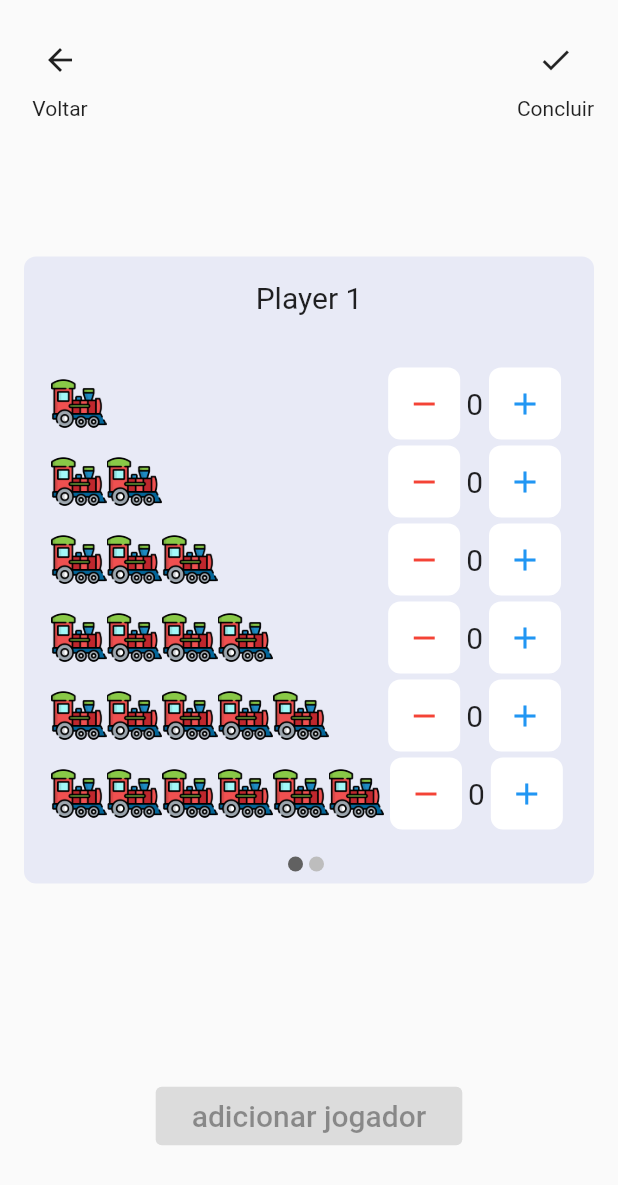
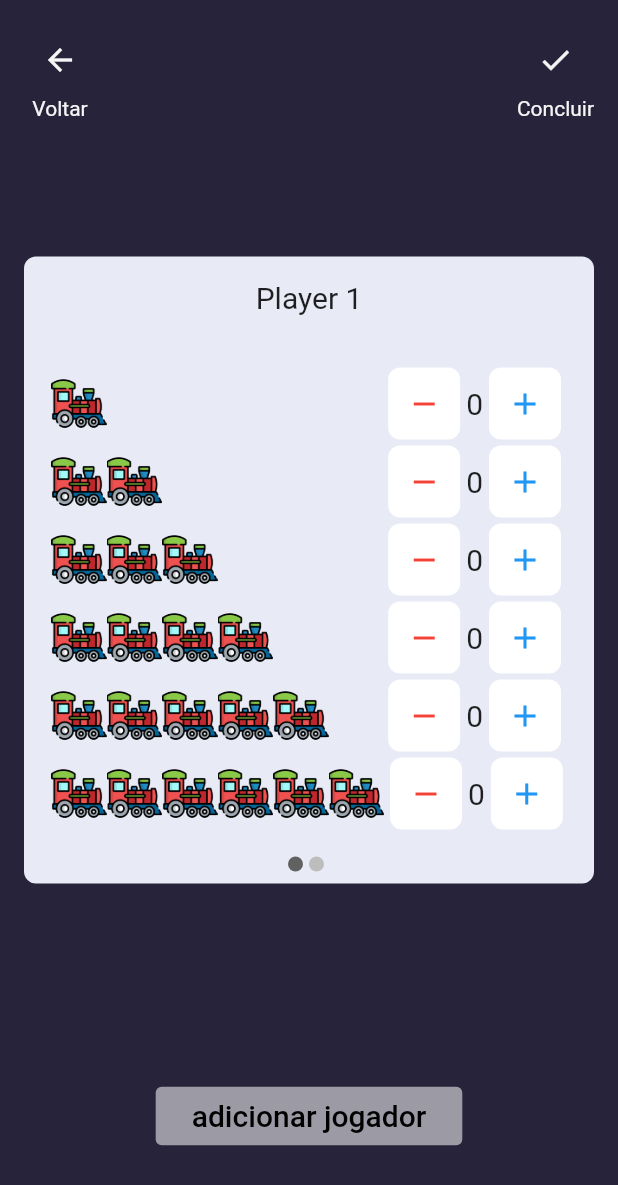
Before and after one commit to DevAlePeppermint/projeto_final, a Flutter app: the screen it shows after launch, after a tap on "Ticket to Ride", on a phone screen of 412 x 824 dp. Shown: the top 1185 px of the screen. Run offline on Flutter 3.47's test engine with Material 2 defaults, Android fonts, the phone set to English and light mode, and no system bars; drawn by our look-alikes of carousel_slider.

Commit message:
Estiliza componentes com cor

```diff
--- a/lib/components/button.dart
+++ b/lib/components/button.dart
@@ -13,12 +13,24 @@ class Button extends StatelessWidget {
   @override
   Widget build(BuildContext context) {
     return ElevatedButton(
+      style: ButtonStyle(
+         backgroundColor: MaterialStateProperty.resolveWith<Color>(
+          (Set<MaterialState> states) {
+            if (states.contains(MaterialState.pressed)) {
+              return const Color.fromARGB(255, 231, 231, 231);
+            } else if (states.contains(MaterialState.disabled)) {
+              return Colors.white54;
+            }
+            return const Color(0xffffffff);
+          }
+         )
+      ),
       onPressed: onPressed,
       child: Padding(
         padding: const EdgeInsets.all(8),
         child: Text(
           text,
-          style: const TextStyle(fontSize: 20)
+          style: const TextStyle(fontSize: 20,color: Color(0xff000000))
 
         ),
       )
--- a/lib/components/text_header.dart
+++ b/lib/components/text_header.dart
@@ -12,7 +12,7 @@ class Header extends StatelessWidget {
   Widget build(BuildContext context) {
     return Text(
       text,
-      style: const TextStyle(fontSize: 24),
+      style: const TextStyle(fontSize: 24, color: Color(0xfff5f5f5)),
     );
   }
 }
--- a/lib/pages/games/ticket_to_ride/ticket_to_ride.dart
+++ b/lib/pages/games/ticket_to_ride/ticket_to_ride.dart
@@ -58,6 +58,7 @@ CarouselController a = CarouselController();
     store = Provider.of<TicketToRideProvider>(context, listen: true);
 
     return Scaffold(
+      backgroundColor: const Color(0xff27233a),
       body: Padding(
         padding: const EdgeInsets.all(16),
         child: Column(
@@ -71,8 +72,8 @@ CarouselController a = CarouselController();
                   children: [
                 IconButton(
                   onPressed: navigateBack,
-                  icon: const Icon(Icons.arrow_back)),
-                  const Text('Voltar'),
+                  icon: const Icon(Icons.arrow_back, color: Color(0xfff5f5f5))),
+                  const Text('Voltar', style: TextStyle(color: Color(0xfff5f5f5))),
                   ],
                 ),
                 const Spacer(),
@@ -82,8 +83,8 @@ CarouselController a = CarouselController();
                   children: [
                 IconButton(
                   onPressed: navigateToConcluir,
-                  icon: const Icon(Icons.check)),
-                const Text('Concluir'),
+                  icon: const Icon(Icons.check, color: Color(0xfff5f5f5))),
+                const Text('Concluir', style: TextStyle(color: Color(0xfff5f5f5))),
                   ],
                 )
               ],
--- a/lib/pages/ranking/ranking.dart
+++ b/lib/pages/ranking/ranking.dart
@@ -24,6 +24,7 @@ class _RankingState extends State<Ranking> {
     store = Provider.of<TicketToRideProvider>(context, listen: false);
 
     return Scaffold(
+      backgroundColor: const Color(0xff27233a),
       body: Column(
         mainAxisAlignment: MainAxisAlignment.spaceBetween,
         children: [
@@ -43,13 +44,13 @@ class _RankingState extends State<Ranking> {
             width: 300,
             decoration: BoxDecoration(
               borderRadius: BorderRadius.circular(5),
-              color: Colors.amber[50]
+              color:Colors.indigo[50]
             ),
             child: Padding(
               padding: const EdgeInsets.all(16),
               child: Column(
               children: [
-                const Header(text: 'Pontuação'),
+                const Text('Pontuação', style: TextStyle(color: Color(0xff000000), fontSize: 24),),
                 const SizedBox(
                   height: 24,
                 ),
--- a/lib/pages/select_game/select_game.dart
+++ b/lib/pages/select_game/select_game.dart
@@ -19,6 +19,7 @@ class _SelecionaJogoState extends State<SelecionaJogo> {
   @override
   Widget build(BuildContext context) {
     return Scaffold(
+      backgroundColor: const Color(0xff27233a),
       body: Center(
         child: Padding(
           padding: const EdgeInsets.fromLTRB(16, 60, 16, 16),
@@ -41,7 +42,7 @@ class _SelecionaJogoState extends State<SelecionaJogo> {
                   ),
                 ],
               ),
-              const Divider(height: 1),
+              const Divider(height: 1, color: Color(0xfff5f5f5),),
               const Header(text: 'Outros jogos'),
               Row(
                 mainAxisAlignment: MainAxisAlignment.center,
```
